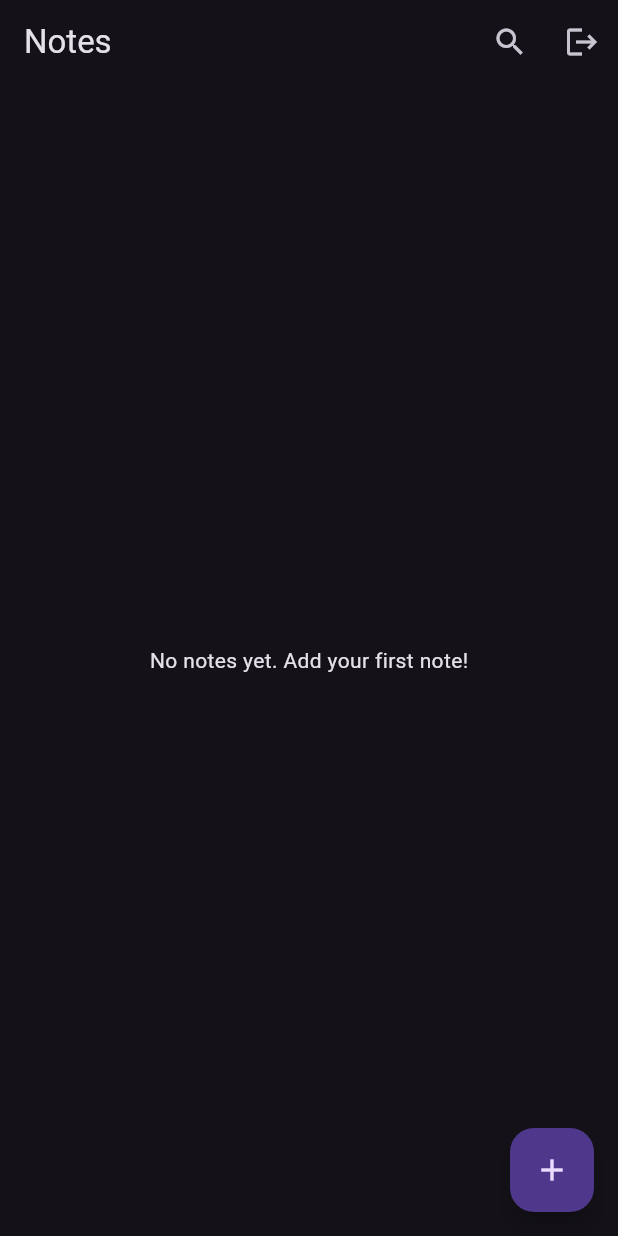
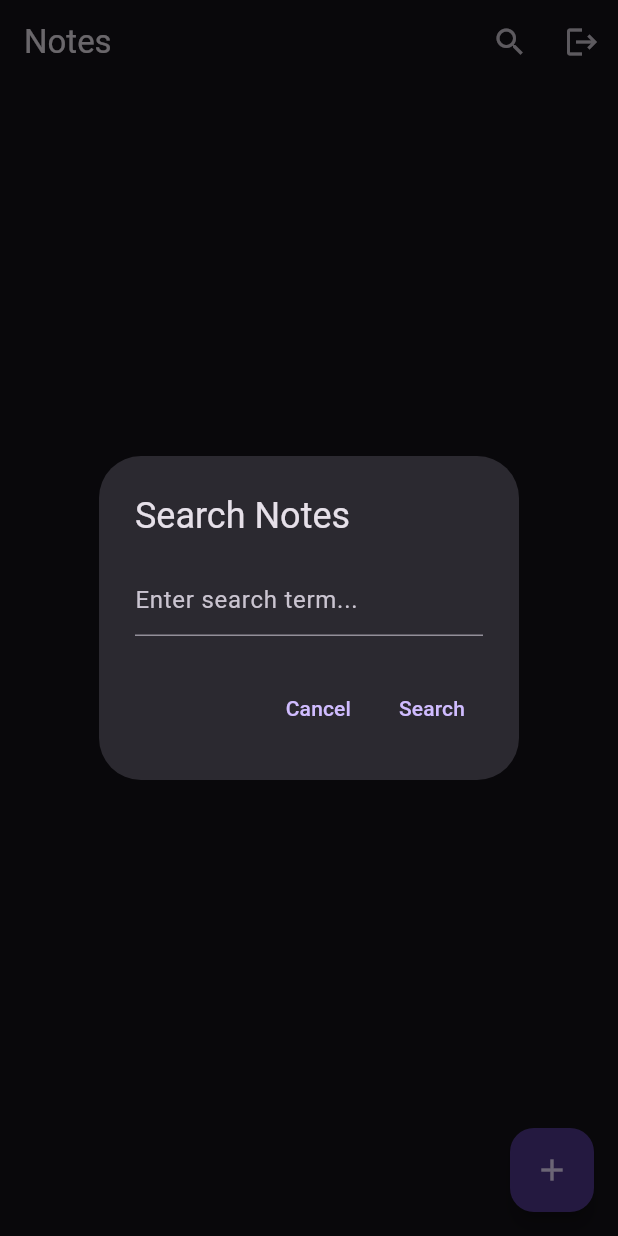
Before and after one commit to Piyu-Pika/my_notes_app, a Flutter app: the screen it shows once a user with an empty profile is signed in, after a tap on the "search" icon, on a phone screen of 412 x 824 dp. Run offline on Flutter 3.47's test engine with Material 3 defaults, Android fonts, the phone set to English and light mode, and no system bars; our stand-ins replace cloud_firestore, firebase_auth, firebase_core; accounts and stored records are empty.

Commit message:
update 2

```diff
--- a/lib/Screens/LoginPage.dart
+++ b/lib/Screens/LoginPage.dart
@@ -23,7 +23,7 @@ class _LoginPageState extends State<LoginPage> {
           password: _passwordController.text,
         );
         setState(() {
-          Navigator.push(
+          Navigator.pushReplacement(
               context, MaterialPageRoute(builder: (context) => NotesScreen()));
         });
       } on FirebaseAuthException catch (e) {
--- a/lib/Screens/NoteAddScreen.dart
+++ b/lib/Screens/NoteAddScreen.dart
@@ -53,7 +53,7 @@ class _AddNoteScreenState extends State<AddNoteScreen> {
             ),
             TextFormField(
               decoration: const InputDecoration(labelText: 'Content'),
-              maxLines: 5,
+              maxLines: 9,
               validator: (value) =>
                   value!.isEmpty ? 'Please enter some content' : null,
               onSaved: (value) => _content = value!,
--- a/lib/Screens/notesScreen.dart
+++ b/lib/Screens/notesScreen.dart
@@ -2,9 +2,54 @@ import 'package:flutter/material.dart';
 import 'package:cloud_firestore/cloud_firestore.dart';
 import 'package:firebase_auth/firebase_auth.dart';
 import 'package:my_notes_app/Screens/NoteAddScreen.dart';
-import 'package:my_notes_app/Screens/NotesDeleteScreen.dart';
+import 'package:my_notes_app/Screens/NotesDetailsScreen.dart';
 
-class NotesScreen extends StatelessWidget {
+class NotesScreen extends StatefulWidget {
+  @override
+  _NotesScreenState createState() => _NotesScreenState();
+}
+
+class _NotesScreenState extends State<NotesScreen> {
+  String _searchQuery = '';
+
+  void _showSearchDialog() {
+    showDialog(
+      context: context,
+      builder: (BuildContext context) {
+        return AlertDialog(
+          title: const Text('Search Notes'),
+          content: TextField(
+            onChanged: (value) {
+              setState(() {
+                _searchQuery = value.toLowerCase();
+              });
+            },
+            decoration: const InputDecoration(
+              hintText: 'Enter search term...',
+            ),
+          ),
+          actions: <Widget>[
+            TextButton(
+              child: const Text('Cancel'),
+              onPressed: () {
+                setState(() {
+                  _searchQuery = '';
+                });
+                Navigator.of(context).pop();
+              },
+            ),
+            TextButton(
+              child: const Text('Search'),
+              onPressed: () {
+                Navigator.of(context).pop();
+              },
+            ),
+          ],
+        );
+      },
+    );
+  }
+
   @override
   Widget build(BuildContext context) {
     final user = FirebaseAuth.instance.currentUser!;
@@ -14,9 +59,7 @@ class NotesScreen extends StatelessWidget {
         actions: [
           IconButton(
             icon: const Icon(Icons.search),
-            onPressed: () {
-              // Implement search functionality
-            },
+            onPressed: _showSearchDialog,
           ),
           IconButton(
             icon: const Icon(Icons.logout),
@@ -44,8 +87,21 @@ class NotesScreen extends StatelessWidget {
                 child: Text('No notes yet. Add your first note!'));
           }
 
+          var filteredDocs = snapshot.data!.docs.where((doc) {
+            Map<String, dynamic> data = doc.data() as Map<String, dynamic>;
+            return data['title']
+                    .toString()
+                    .toLowerCase()
+                    .contains(_searchQuery) ||
+                data['content'].toString().toLowerCase().contains(_searchQuery);
+          }).toList();
+
+          if (filteredDocs.isEmpty) {
+            return const Center(child: Text('No matching notes found'));
+          }
+
           return ListView(
-            children: snapshot.data!.docs.map((DocumentSnapshot document) {
+            children: filteredDocs.map((DocumentSnapshot document) {
               Map<String, dynamic> data =
                   document.data()! as Map<String, dynamic>;
               return ListTile(
--- a/lib/main.dart
+++ b/lib/main.dart
@@ -37,6 +37,7 @@ class AuthWrapper extends StatelessWidget {
           if (user == null) {
             return Homescreen();
           }
+
           return NotesScreen();
         }
         return const Scaffold(body: Center(child: CircularProgressIndicator()));
```
Also changed, not shown: lib/Screens/NotesDeleteScreen.dart (deleted, +0 -122 lines), lib/Screens/NotesDetailsScreen.dart (added, +225 -0 lines).
